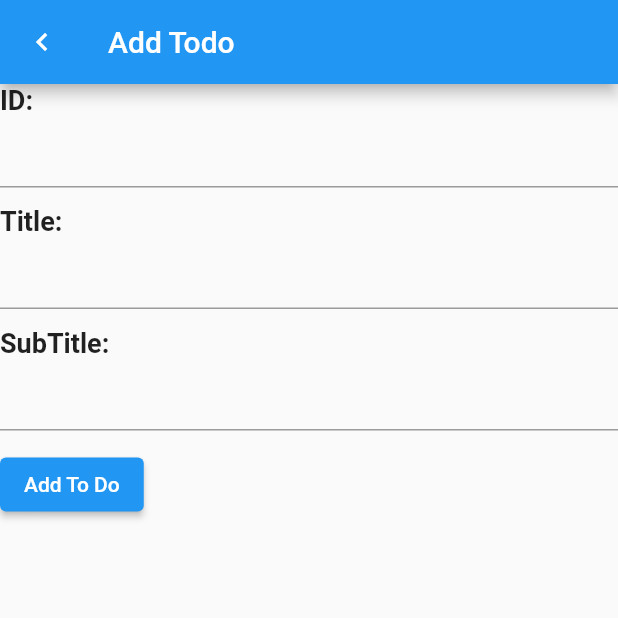
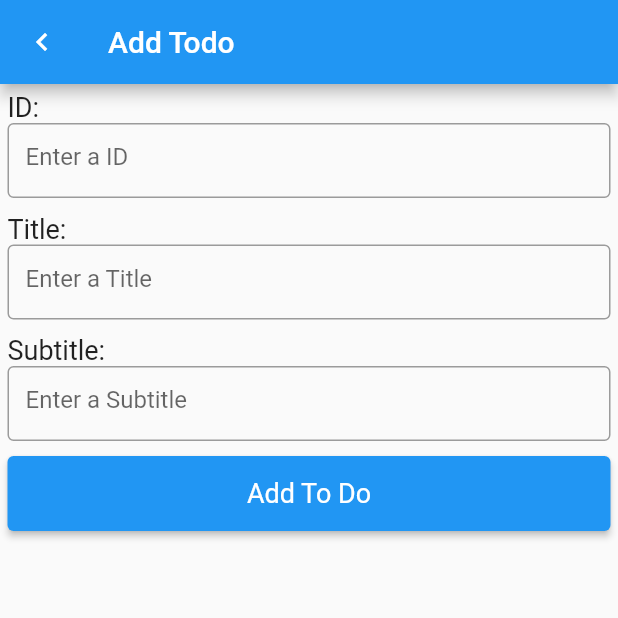
Before and after one commit to jrparrenosm/simple_bloc_pattern, a Flutter app: the screen it shows after launch, after a tap on the "add" icon, on a phone screen of 412 x 824 dp, the top half of it. Run offline on Flutter 3.47's test engine with Material 2 defaults, Android fonts, the phone set to English and light mode, and no system bars; our stand-ins replace bloc, equatable, flutter_bloc.

Commit message:
added sample bloc stateful

```diff
--- a/lib/app.dart
+++ b/lib/app.dart
@@ -1,5 +1,6 @@
 import 'package:flutter/material.dart';
 import 'package:flutter_bloc/flutter_bloc.dart';
+import 'package:simple_bloc_pattern/todos/page/sample_todo.dart';
 
 import 'models/todo_model.dart';
 import 'todos/bloc/todo_bloc.dart';
@@ -17,29 +18,14 @@ class TodoApp extends StatelessWidget {
   Widget build(BuildContext context) {
     return MultiBlocProvider(
       providers: [
-        BlocProvider(
-          create: (context) => TodoBloc()
-            ..add(
-              const LoadTodos(
-                todos: [
-                  TodoModel(
-                      id: "1",
-                      title: "First Todo",
-                      subTitle: "This is my first"),
-                  TodoModel(
-                      id: "2",
-                      title: "Second Todo",
-                      subTitle: "This is my second"),
-                ],
-              ),
-            ),
-        ),
+        BlocProvider(create: (context) => TodoBloc()),
       ],
       child: MaterialApp(
         title: 'Welcome to Flutter',
-        home: const TodoPage(),
+        home: const SampleTodo(),
         routes: {
           TodoPage.routeName: (ctx) => const TodoPage(),
+          SampleTodo.routeName: (ctx) => const SampleTodo(),
         },
       ),
     );
--- a/lib/todos/bloc/todo_bloc.dart
+++ b/lib/todos/bloc/todo_bloc.dart
@@ -12,6 +12,11 @@ class TodoBloc extends Bloc<TodoEvent, TodoState> {
     on<AddTodo>(_onAddTodo);
     on<UpdateTodo>(_onUpdateTodo);
     on<DeleteTodo>(_onDeleteTodo);
+    on<LoadTodosInitial>(_onInitialTodo);
+  }
+
+  void _onInitialTodo(LoadTodosInitial event, Emitter<TodoState> emit) {
+    emit(TodosLoading());
   }
 
   void _onLoadTodos(LoadTodos event, Emitter<TodoState> emit) {
@@ -31,5 +36,13 @@ class TodoBloc extends Bloc<TodoEvent, TodoState> {
 
   void _onUpdateTodo(UpdateTodo event, Emitter<TodoState> emit) {}
 
-  void _onDeleteTodo(DeleteTodo event, Emitter<TodoState> emit) {}
+  void _onDeleteTodo(DeleteTodo event, Emitter<TodoState> emit) {
+    final state = this.state;
+    if (state is TodosLoaded) {
+      List<TodoModel> todos = state.todos.where((todo) {
+        return todo.id != event.todo.id;
+      }).toList();
+      emit(TodosLoaded(todos: todos));
+    }
+  }
 }
--- a/lib/todos/bloc/todo_event.dart
+++ b/lib/todos/bloc/todo_event.dart
@@ -7,6 +7,8 @@ abstract class TodoEvent extends Equatable {
   @override
   List<Object> get props => [];
 }
+
+class LoadTodosInitial extends TodoEvent {}
 
 class LoadTodos extends TodoEvent {
   final List<TodoModel> todos;
--- a/lib/todos/page/add_todo_view.dart
+++ b/lib/todos/page/add_todo_view.dart
@@ -34,12 +34,14 @@ class _AddTodoPageState extends State<AddTodoPage> {
             return const CircularProgressIndicator();
           }
           if (state is TodosLoaded) {
-            return Column(
+            return Container(
+              padding: const EdgeInsets.all(5.0),
+              child: Column(
                 crossAxisAlignment: CrossAxisAlignment.start,
                 children: [
                   _inputField('ID', controllerId),
                   _inputField('Title', controllerTitle),
-                _inputField('SubTitle', controllerSubtitle),
+                  _inputField('Subtitle', controllerSubtitle),
                   ElevatedButton(
                     onPressed: () {
                       var todo = TodoModel(
@@ -52,10 +54,18 @@ class _AddTodoPageState extends State<AddTodoPage> {
                     },
                     style: ElevatedButton.styleFrom(
                       primary: Theme.of(context).primaryColor,
+                      minimumSize: const Size.fromHeight(50),
                     ),
-                  child: const Text('Add To Do'),
+                    child: const Text(
+                      'Add To Do',
+                      style: TextStyle(
+                        fontSize: 18,
+                        fontWeight: FontWeight.normal,
+                      ),
+                    ),
                   ),
                 ],
+              ),
             );
           } else {
             return const Text('Something went wrong.');
@@ -76,7 +86,7 @@ class _AddTodoPageState extends State<AddTodoPage> {
           '$field: ',
           style: const TextStyle(
             fontSize: 18,
-            fontWeight: FontWeight.bold,
+            fontWeight: FontWeight.normal,
           ),
         ),
         Container(
@@ -84,6 +94,10 @@ class _AddTodoPageState extends State<AddTodoPage> {
           margin: const EdgeInsets.only(bottom: 10),
           width: double.infinity,
           child: TextFormField(
+            decoration: InputDecoration(
+              border: const OutlineInputBorder(),
+              hintText: 'Enter a $field',
+            ),
             controller: controller,
           ),
         ),
--- /dev/null
+++ b/lib/todos/page/sample_todo.dart
@@ -0,0 +1,97 @@
+import 'package:flutter/material.dart';
+import 'package:flutter_bloc/flutter_bloc.dart';
+import 'package:simple_bloc_pattern/todos/bloc/todo_bloc.dart';
+
+import '../../models/todo_model.dart';
+import 'add_todo_view.dart';
+import 'widgets/todo_item.dart';
+
+class SampleTodo extends StatefulWidget {
+  static const String routeName = "/sample-todo-page";
+
+  const SampleTodo({Key? key}) : super(key: key);
+
+  @override
+  State<SampleTodo> createState() => _SampleTodoState();
+}
+
+class _SampleTodoState extends State<SampleTodo> {
+  @override
+  void initState() {
+    resetStateBloc();
+    initialLoadTodo();
+    super.initState();
+  }
+
+  void resetStateBloc() {
+    final todoBloc = ReadContext(context).read<TodoBloc>();
+    todoBloc.add(LoadTodosInitial());
+  }
+
+  void initialLoadTodo() {
+    final todoBloc = ReadContext(context).read<TodoBloc>();
+    final state = todoBloc.state;
+
+    Future.delayed(const Duration(seconds: 5), () {
+      todoBloc.add(
+        const LoadTodos(
+          todos: [
+            TodoModel(
+                id: "1", title: "First Todo", subTitle: "This is my first"),
+            TodoModel(
+                id: "2", title: "Second Todo", subTitle: "This is my second"),
+          ],
+        ),
+      );
+    });
+  }
+
+  @override
+  Widget build(BuildContext context) {
+    return Scaffold(
+      appBar: AppBar(
+        title: const Text('Todo Home'),
+        actions: [
+          IconButton(
+              onPressed: () {
+                Navigator.push(
+                  context,
+                  MaterialPageRoute(
+                    builder: (context) => const AddTodoPage(),
+                  ),
+                );
+              },
+              icon: const Icon(Icons.add))
+        ],
+      ),
+      body: BlocBuilder<TodoBloc, TodoState>(
+        builder: (context, state) {
+          if (state is TodosLoading) {
+            return const CircularProgressIndicator();
+          }
+          if (state is TodosLoaded) {
+            return Center(
+              child: Padding(
+                padding: const EdgeInsets.all(8.0),
+                child: Column(
+                  children: [
+                    ListView.builder(
+                        shrinkWrap: true,
+                        itemCount: state.todos.length,
+                        itemBuilder: (BuildContext context, int index) {
+                          return TodoItem(
+                            todo: state.todos[index],
+                          );
+                        })
+                  ],
+                ),
+              ),
+            );
+          } else {
+            return const Text("Something went wrong");
+          }
+        },
+      ),
+    );
+  }
+}
```
Also changed, not shown: lib/bloc/test_bloc.dart (added, +13 -0 lines), lib/bloc/test_event.dart (added, +8 -0 lines), lib/bloc/test_state.dart (added, +10 -0 lines), lib/todos/page/testdsa.dart (added, +106 -0 lines), 1 other file. Lines whose indentation alone changed are shown as unchanged.
